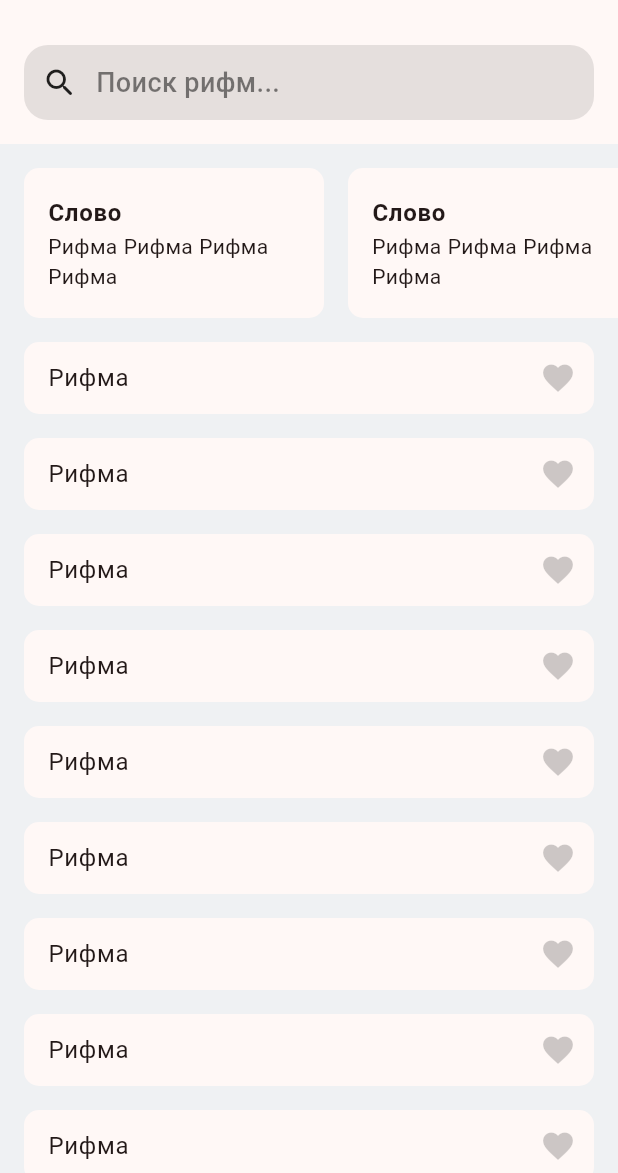
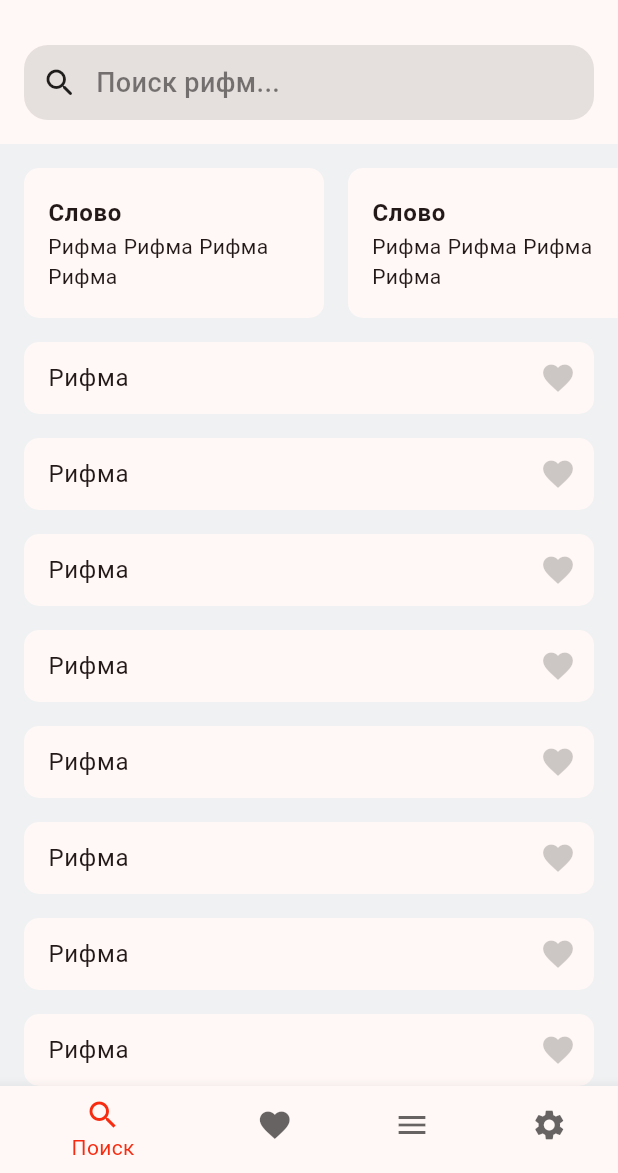
Before and after one commit to k0ndrashov00/rhymer, a Flutter app: the screen it shows after launch, on a phone screen of 412 x 824 dp, the part 63-1236 px from its top. Run offline on Flutter 3.47's test engine with Material 3 defaults, Android fonts, the light colour scheme and no system bars; our stand-ins replace auto_route.

Commit message:
Global update

```diff
--- /dev/null
+++ b/lib/features/favorites/favorites.dart
@@ -0,0 +1 @@
+export 'view/view.dart';
--- /dev/null
+++ b/lib/features/favorites/view/favorites_screen.dart
@@ -0,0 +1,12 @@
+import 'package:auto_route/auto_route.dart';
+import 'package:flutter/material.dart';
+
+@RoutePage()
+class FavoritesScreen extends StatelessWidget {
+  const FavoritesScreen({super.key});
+
+  @override
+  Widget build(BuildContext context) {
+    return const Scaffold();
+  }
+}
--- /dev/null
+++ b/lib/features/favorites/view/view.dart
@@ -0,0 +1 @@
+export 'favorites_screen.dart';
--- /dev/null
+++ b/lib/features/home/home.dart
@@ -0,0 +1 @@
+export 'view/view.dart';
--- /dev/null
+++ b/lib/features/home/view/home_screen.dart
@@ -0,0 +1,39 @@
+import 'package:auto_route/auto_route.dart';
+import 'package:flutter/material.dart';
+import 'package:rhymer/router/router.dart';
+
+@RoutePage()
+class HomeScreen extends StatelessWidget {
+  const HomeScreen({super.key});
+
+  @override
+  Widget build(BuildContext context) {
+    final theme = Theme.of(context);
+    return AutoTabsRouter(
+      routes: const [
+        SearchRoute(),
+        FavoritesRoute(),
+        PoemsRoute(),
+        SettingsRoute(),
+      ],
+      builder: (context, child) {
+        final tabsRouter = AutoTabsRouter.of(context);
+        return Scaffold(
+          body: child,
+          bottomNavigationBar: BottomNavigationBar(
+            unselectedItemColor: theme.hintColor,
+            selectedItemColor: theme.primaryColor,
+            currentIndex: tabsRouter.activeIndex,
+            onTap: (index) => tabsRouter.setActiveIndex(index),
+            items: const [
+              BottomNavigationBarItem(icon: Icon(Icons.search), label: 'Поиск'),
+              BottomNavigationBarItem(icon: Icon(Icons.favorite),label: 'Избранное'),
+              BottomNavigationBarItem(icon: Icon(Icons.menu), label: 'Стихи'),
+              BottomNavigationBarItem(icon: Icon(Icons.settings),label: 'Настройки'),
+            ],
+          ),
+        );
+      },
+    );
+  }
+}
--- /dev/null
+++ b/lib/features/home/view/view.dart
@@ -0,0 +1 @@
+export 'home_screen.dart';
--- /dev/null
+++ b/lib/features/poems/poems.dart
@@ -0,0 +1 @@
+export 'view/view.dart';
--- /dev/null
+++ b/lib/features/poems/view/poems_screen.dart
@@ -0,0 +1,12 @@
+import 'package:auto_route/auto_route.dart';
+import 'package:flutter/material.dart';
+
+@RoutePage()
+class PoemsScreen extends StatelessWidget {
+  const PoemsScreen({super.key});
+
+  @override
+  Widget build(BuildContext context) {
+    return const Scaffold();
+  }
+}
--- /dev/null
+++ b/lib/features/poems/view/view.dart
@@ -0,0 +1 @@
+export 'poems_screen.dart';
--- /dev/null
+++ b/lib/features/search/search.dart
@@ -0,0 +1 @@
+export 'view/view.dart';
--- /dev/null
+++ b/lib/features/search/view/search_screen.dart
@@ -0,0 +1,171 @@
+import 'package:auto_route/auto_route.dart';
+import 'package:flutter/material.dart';
+
+@RoutePage()
+class SearchScreen extends StatelessWidget {
+  const SearchScreen({super.key});
+
+  @override
+  Widget build(BuildContext context) {
+    final theme = Theme.of(context);
+    return CustomScrollView(
+      slivers: [
+        SliverAppBar(
+          floating: true,
+          pinned: true,
+          snap: true,
+          centerTitle: true,
+          backgroundColor: theme.cardColor,
+          surfaceTintColor: Colors.transparent,
+          title: const Text('Rhymer'),
+          bottom: const PreferredSize(
+            preferredSize: Size.fromHeight(82),
+            child: SearchButton()
+          ),
+        ),
+        const SliverToBoxAdapter(child: SizedBox(height: 16)),
+        SliverToBoxAdapter(
+          child: SizedBox(
+            height: 100,
+            child: ListView.separated(
+              scrollDirection: Axis.horizontal,
+              padding: const EdgeInsets.symmetric(horizontal: 16),
+              itemCount: 10,
+              separatorBuilder: (context, index) => const SizedBox(width: 16),
+              itemBuilder: (context, index) {
+                final rhymes = List.generate(4, (index) => 'Рифма');
+                return RhymeHistoryCard(rhymes: rhymes);
+              },
+            ),
+          ),
+        ),
+        const SliverToBoxAdapter(child: SizedBox(height: 16)),
+        SliverList.builder(itemBuilder: (context, index) => const RhymeListCard()),
+      ],
+    );
+  }
+}
+
+class BaseContainer extends StatelessWidget {
+  const BaseContainer({
+    super.key,
+    required this.width,
+    this.padding = const EdgeInsets.only(left: 16),
+    this.margin,
+    required this.child
+  });
+
+  final double width;
+  final EdgeInsets padding;
+  final EdgeInsets? margin;
+  final Widget child;
+
+  @override
+  Widget build(BuildContext context) {
+    final theme = Theme.of(context);
+    return Container(
+      width: width,
+      padding: padding,
+      margin: margin,
+      decoration: BoxDecoration(
+        borderRadius: BorderRadius.circular(10),
+        color: theme.cardColor
+      ),
+      child: child,
+    );
+  }
+}
+
+class SearchButton extends StatelessWidget {
+  const SearchButton({super.key});
+
+  @override
+  Widget build(BuildContext context) {
+    final theme = Theme.of(context);
+    return Container(
+      width: double.infinity,
+      padding: const EdgeInsets.all(12),
+      margin: const EdgeInsets.all(16),
+      decoration: BoxDecoration(
+        borderRadius: BorderRadius.circular(16),
+        color: theme.hintColor.withOpacity(0.1)
+      ),
+      child: Row(
+        children: [
+          const Icon(Icons.search_rounded),
+          const SizedBox(width: 12),
+          Text(
+            'Поиск рифм...',
+            style: TextStyle(
+              fontSize: 18,
+              fontWeight: FontWeight.w500,
+              color: theme.hintColor.withOpacity(0.5)
+            ),
+          ),
+        ],
+      ),
+    );
+  }
+}
+
+class RhymeHistoryCard extends StatelessWidget {
+  const RhymeHistoryCard({
+    super.key,
+    required this.rhymes
+  });
+
+  final List<String> rhymes;
+
+  @override
+  Widget build(BuildContext context) {
+    final theme = Theme.of(context);
+    return BaseContainer(
+      width: 200,
+      child: Column(
+        mainAxisAlignment: MainAxisAlignment.center,
+        crossAxisAlignment: CrossAxisAlignment.start,
+        children: [
+          Text(
+            'Слово',
+            style: theme.textTheme.bodyLarge?.copyWith(fontWeight: FontWeight.w700)
+          ),
+          Wrap(
+            children: rhymes.map((e) => Padding(
+              padding: const EdgeInsets.only(right: 4),
+              child: Text(e))
+            ).toList(),
+          ),
+        ],
+      ),
+    );
+  }
+}
+
+class RhymeListCard extends StatelessWidget {
+  const RhymeListCard({super.key});
+
+  @override
+  Widget build(BuildContext context) {
+    final theme = Theme.of(context);
+    return BaseContainer(
+      width: double.infinity,
+      margin: const EdgeInsets.symmetric(horizontal: 16).copyWith(bottom: 16),
+      child: Row(
+        mainAxisAlignment: MainAxisAlignment.spaceBetween,
+        children: [
+          Text(
+            'Рифма',
+            style: theme.textTheme.bodyLarge
+          ),
+          IconButton(
+            icon: Icon(
+              Icons.favorite,
+              color: theme.hintColor.withOpacity(0.2)
+            ),
+            onPressed: () {},
+          ),
+        ],
+      ),
+    );
+  }
+}
--- /dev/null
+++ b/lib/features/search/view/view.dart
@@ -0,0 +1 @@
+export 'search_screen.dart';
--- /dev/null
+++ b/lib/features/settings/settings.dart
@@ -0,0 +1 @@
+export 'view/view.dart';
--- /dev/null
+++ b/lib/features/settings/view/settings_screen.dart
@@ -0,0 +1,12 @@
+import 'package:auto_route/auto_route.dart';
+import 'package:flutter/material.dart';
+
+@RoutePage()
+class SettingsScreen extends StatelessWidget {
+  const SettingsScreen({super.key});
+
+  @override
+  Widget build(BuildContext context) {
+    return const Scaffold();
+  }
+}
--- /dev/null
+++ b/lib/features/settings/view/view.dart
@@ -0,0 +1 @@
+export 'settings_screen.dart';
--- a/lib/main.dart
+++ b/lib/main.dart
@@ -1,189 +1,31 @@
 import 'package:flutter/material.dart';
+import 'package:rhymer/router/router.dart';
 
 void main() {
-  runApp(const MyApp());
+  runApp(const RhymerApp());
 }
-//---------------MyApp---------------
-class MyApp extends StatelessWidget {
-  const MyApp({super.key});
+
+class RhymerApp extends StatefulWidget {
+  const RhymerApp({super.key});
+
+  @override
+  State<RhymerApp> createState() => _RhymerAppState();
+}
+
+class _RhymerAppState extends State<RhymerApp> {
+  final router = AppRouter();
 
   @override
   Widget build(BuildContext context) {
     const primaryColor = Color(0xFFF82B10);
-    return MaterialApp(
+    return MaterialApp.router(
+      title: 'Rhymer',
       theme: ThemeData(
         primaryColor: primaryColor,
         scaffoldBackgroundColor: const Color(0xFFEFF1F3),
         colorScheme: ColorScheme.fromSeed(seedColor: primaryColor),
       ),
-      home: const HomeScreen(),
+      routerConfig: router.config(),
     );
   }
 }
-//---------------HomeScreen---------------
-class HomeScreen extends StatelessWidget {
-  const HomeScreen({super.key});
-
-  @override
-  Widget build(BuildContext context) {
-    final theme = Theme.of(context);
-    return Scaffold(
-      body: CustomScrollView(
-        slivers: [
-          SliverAppBar(
-            floating: true,
-            pinned: true,
-            snap: true,
-            centerTitle: true,
-            backgroundColor: theme.cardColor,
-            surfaceTintColor: Colors.transparent,
-            title: const Text('Rhymer'),
-            bottom: const PreferredSize(
-              preferredSize: Size.fromHeight(82),
-              child: SearchButton()
-            ),
-          ),
-          const SliverToBoxAdapter(child: SizedBox(height: 16)),
-          SliverToBoxAdapter(child: SizedBox(
-            height: 100,
-            child: ListView.separated(
-              scrollDirection: Axis.horizontal,
-              padding: const EdgeInsets.symmetric(horizontal: 16),
-              itemCount: 10,
-              separatorBuilder: (context, index) => const SizedBox(width: 16),
-              itemBuilder: (context, index) {
-                final rhymes = List.generate(4, (index) => 'Рифма');
-                return RhymeHistoryCard(rhymes: rhymes);
-              }
-            )
-          )),
-          const SliverToBoxAdapter(child: SizedBox(height: 16)),
-          SliverList.builder(
-            itemBuilder: (context, index) => const RhymeListCard()
-          )
-        ],
-      ),
-    );
-  }
-}
-//---------------BaseContainer---------------
-class BaseContainer extends StatelessWidget {
-  const BaseContainer({
-    super.key,
-    required this.width,
-    this.padding = const EdgeInsets.only(left: 16),
-    this.margin,
-    required this.child,
-  });
-
-  final double width;
-  final EdgeInsets padding;
-  final EdgeInsets? margin;
-  final Widget child;
-
-  @override
-  Widget build(BuildContext context) {
-    final theme = Theme.of(context);
-    return Container(
-      width: width,
-      padding: padding,
-      margin: margin,
-      decoration: BoxDecoration(
-        borderRadius: BorderRadius.circular(10),
-        color: theme.cardColor
-      ),
-      child: child
-    );
-  }
-}
-//---------------SearchButton---------------
-class SearchButton extends StatelessWidget {
-  const SearchButton({super.key});
-
-  @override
-  Widget build(BuildContext context) {
-    final theme = Theme.of(context);
-    return Container(
-      width: double.infinity,
-      padding: const EdgeInsets.all(12),
-      margin: const EdgeInsets.all(16),
-      decoration: BoxDecoration(
-        borderRadius: BorderRadius.circular(16),
-        color: theme.hintColor.withOpacity(0.1)
-      ),
-      child: Row(
-        children: [
-          const Icon(Icons.search_rounded),
-          const SizedBox(width: 12),
-          Text(
-            'Поиск рифм...',
-            style: TextStyle(
-              fontSize: 18,
-              fontWeight: FontWeight.w500,
-              color: theme.hintColor.withOpacity(0.5)
-            ),
-          ),
-        ],
-      ),
-    );
-  }
-}
-//---------------RhymeHistoryCard---------------
-class RhymeHistoryCard extends StatelessWidget {
-  const RhymeHistoryCard({
-    super.key,
-    required this.rhymes,
-  });
-
-  final List<String> rhymes;
-
-  @override
-  Widget build(BuildContext context) {
-    final theme = Theme.of(context);
-    return BaseContainer(
-      width: 200,
-      child: Column(
-        mainAxisAlignment: MainAxisAlignment.center,
-        crossAxisAlignment: CrossAxisAlignment.start,
-        children: [
-          Text('Слово', style: theme.textTheme.bodyLarge?.copyWith(fontWeight: FontWeight.w700)),
-          Wrap(
-            children: rhymes.map((e) => Padding(
-              padding: const EdgeInsets.only(right: 4),
-              child: Text(e),
-            )).toList()
-          )
-        ],
-      )
-    );
-  }
-}
-//---------------RhymeListCard---------------
-class RhymeListCard extends StatelessWidget {
-  const RhymeListCard({super.key});
-
-  @override
-  Widget build(BuildContext context) {
-    final theme = Theme.of(context);
-    return BaseContainer(
-      width: double.infinity,
-      margin: const EdgeInsets.symmetric(horizontal: 16).copyWith(bottom: 16),
-      child: Row(
-        mainAxisAlignment: MainAxisAlignment.spaceBetween,
-        children: [
-          Text(
-            'Рифма',
-            style: theme.textTheme.bodyLarge,
-          ),
-          IconButton(
-            icon: Icon(
-              Icons.favorite,
-              color: theme.hintColor.withOpacity(0.2),
-            ),
-            onPressed: () {}
-          )
-        ],
-      ),
-    );
-  }
-}
--- /dev/null
+++ b/lib/router/router.dart
@@ -0,0 +1,25 @@
+import 'package:auto_route/auto_route.dart';
+import 'package:rhymer/features/favorites/view/favorites_screen.dart';
+import 'package:rhymer/features/home/view/home_screen.dart';
+import 'package:rhymer/features/poems/view/poems_screen.dart';
+import 'package:rhymer/features/search/view/search_screen.dart';
+import 'package:rhymer/features/settings/view/settings_screen.dart';
+
+part 'router.gr.dart';
+
+@AutoRouterConfig()
+class AppRouter extends RootStackRouter {
+  @override
+  List<AutoRoute> get routes => [
+    AutoRoute(
+      page: HomeRoute.page,
+      path: '/',
+      children: [
+        AutoRoute(page: FavoritesRoute.page, path: 'favorites'),
+        AutoRoute(page: PoemsRoute.page, path: 'poems'),
+        AutoRoute(page: SearchRoute.page, path: 'search'),
+        AutoRoute(page: SettingsRoute.page, path: 'settings'),
+      ],
+    ),
+  ];
+}
--- a/pubspec.yaml
+++ b/pubspec.yaml
@@ -12,12 +12,15 @@ dependencies:
     sdk: flutter
 
   cupertino_icons: ^1.0.8
+  auto_route: ^10.2.0
 
 dev_dependencies:
   flutter_test:
     sdk: flutter
 
-  flutter_lints: ^5.0.0
+  flutter_lints: ^6.0.0
+  build_runner: ^2.10.1
+  auto_route_generator: ^10.2.5
 
 flutter:
 
```
Also changed, not shown: analysis_options.yaml (+9 -25 lines), lib/router/router.gr.dart (added), pubspec.lock.
